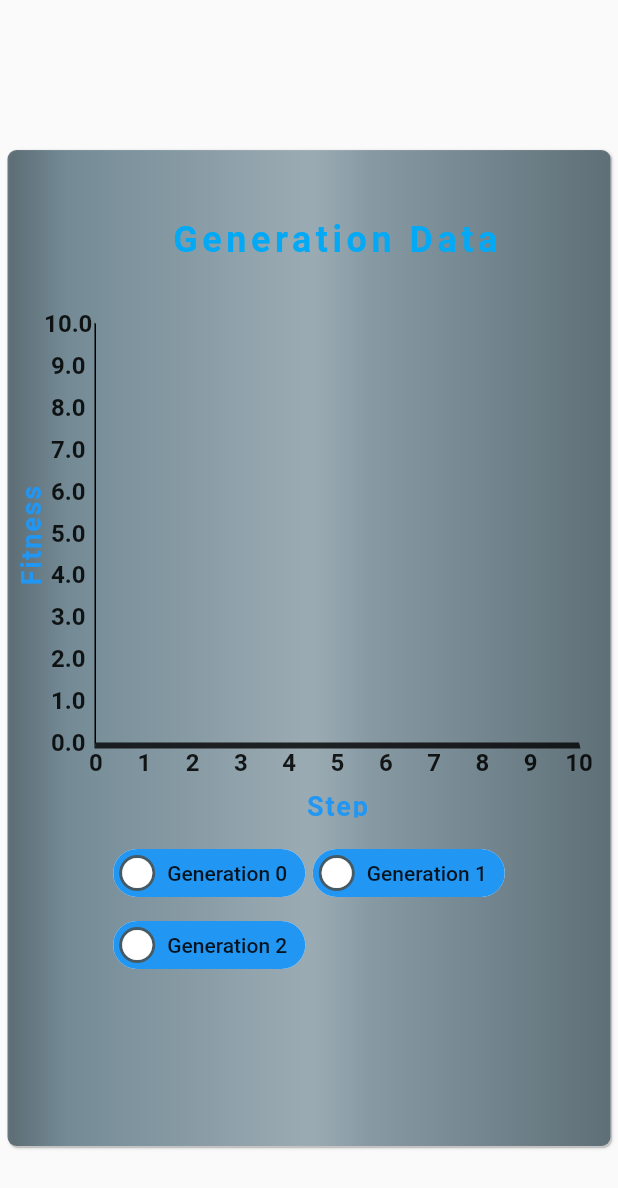
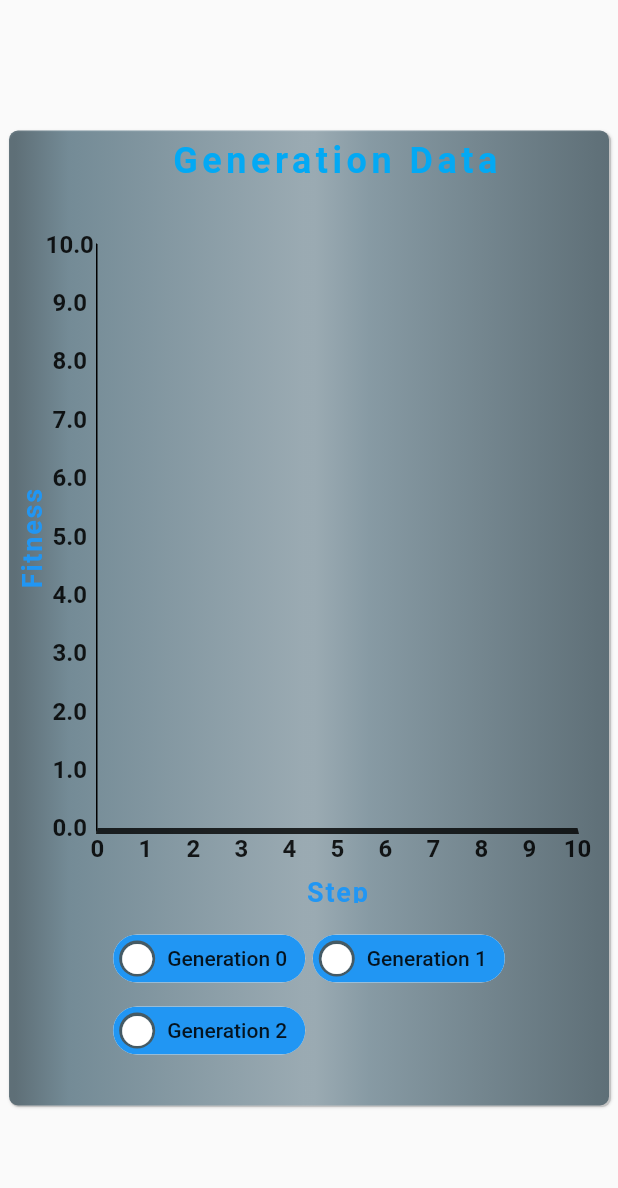
Before and after one commit to Charles-Thomson/MLApplication_FrontEnd_Flutter, a Flutter app: the FullDataPopOut widget shown alone on an empty page, opened directly, on a phone screen of 412 x 824 dp. Shown: the top 1188 px of the screen. Run offline on Flutter 3.47's test engine with Material 2 defaults, Android fonts, the phone set to English and light mode, and no system bars; drawn by our look-alikes of fl_chart; our stand-ins replace google_fonts.

Commit message:
Attempts to fix overflow on the hero based widgets

```diff
--- a/lib/API/app_config_data_payload.dart
+++ b/lib/API/app_config_data_payload.dart
@@ -18,7 +18,7 @@ Map<String, String> testData = {
   "HIDDEN_LAYER_ACTIVATION_FUNCTION": "Relu",
   "OUTPUT_LAYER_ACTIVATION_FUNCTION": "Arg max",
   "WEIGHTS_CONCATENATION_FUNCTION": "Merging",
-  "MAX_GENERATION_SIZE": "200",
+  "MAX_GENERATION_SIZE": "1000",
   "STARTING_FITNESS_THRESHOLD": "3.0",
   "DESIRED_FIT_GENERATION_SIZE": "6",
   "ENV_MAP": "1,3,2,1,1,1,1,1,2,3,1,1,1,1,1,1",
--- a/lib/widgets/full_data_nav_bar/full_data_graphs.dart
+++ b/lib/widgets/full_data_nav_bar/full_data_graphs.dart
@@ -122,7 +122,6 @@ Widget leftTitleWidgets (double value, TitleMeta meta){
 
   @override
   Widget build(BuildContext context){
-
     return  Material(
       color: Colors.transparent,
       child: LineChart(
--- a/lib/widgets/full_data_nav_bar/full_data_nav_bar.dart
+++ b/lib/widgets/full_data_nav_bar/full_data_nav_bar.dart
@@ -60,11 +60,12 @@ class _FullDataPopOut extends State<FullDataPopOut>{
   @override
   Widget build(BuildContext context) {
     return Center(
-      child: Padding(
-          padding: const EdgeInsets.fromLTRB(5, 100, 5, 60),
+      child: SingleChildScrollView(
         child: Hero(
             tag: _fulldatapopouttag,
             child: Container(
+              height: 650,
+                width: 400,
                 decoration: BoxDecoration(
                   borderRadius: BorderRadius.circular(6),
                   gradient: LinearGradient(
@@ -93,22 +94,17 @@ class _FullDataPopOut extends State<FullDataPopOut>{
                   child: Material(
                     color: Colors.transparent,
                     child: Column(
-                        //mainAxisAlignment: MainAxisAlignment.center,
                         children:    [
-                            const SizedBox(
-                                height: 40,
-                            ),
-
-                             Padding(
+                           Expanded(
+                             flex: 4,
+                             child: Padding(
                               padding: const EdgeInsets.fromLTRB(5, 5, 20, 5),
-                              child: SizedBox(
-                                height: 400,
-                                width: 400,
-                                // -> xAxis, yAxis, Selected Data
                               child: CustomLineChart(maxXAxis: getMaxX, maxYAxis: getMaxY,lineChartPlots: getSelectedLineBarsData),
                           ),
                            ),
-                             Padding(
+                           Expanded(
+                             flex: 1,
+                             child: Padding(
                                padding: const EdgeInsets.all(8.0),
                                child: Wrap(
                                  spacing: 5,
@@ -125,13 +121,12 @@ class _FullDataPopOut extends State<FullDataPopOut>{
                                        onSelected: (bool selected){
                                          setState(() {
                                            selectedValue.contains(index) ? selectedValue.remove(index) : selectedValue.add(index);
-
                                          });
-                                         //print(selectedValue);
                                        },
                                    );
                                  }
                                  ).toList()
+                               ),
                              ),
                            )
 
@@ -139,7 +134,7 @@ class _FullDataPopOut extends State<FullDataPopOut>{
                     ),
                   ),
                 ))
-          )
+        ),
       ),
     );
   }
```
Also changed, not shown: lib/API/api_calls.dart (+4 -4 lines), lib/widgets/generation_data_widgets/custom_generation_data_card.dart (+36 -20 lines), lib/widgets/generation_data_widgets/generation_data_nav_button.dart (+13 -13 lines). Lines whose indentation alone changed are shown as unchanged.
